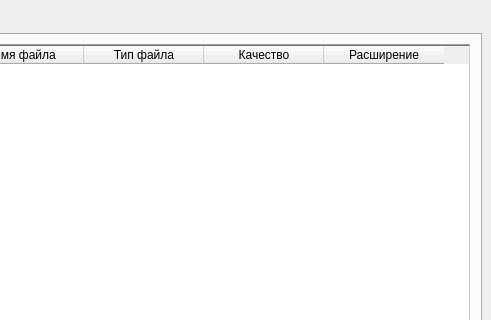
xvideosman228/YoutubeVideoDownloader, file start.ui: the form before one commit; both pictures show x 309 to 800 and y 0 to 320 of the 800 by 600 pixel window.
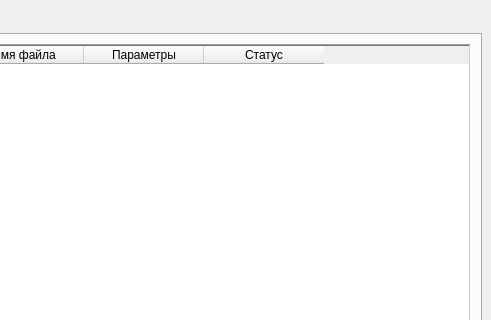
The form after the commit.

The edit to the form file:
```diff
--- a/start.ui
+++ b/start.ui
@@ -89,7 +89,7 @@
            <bool>true</bool>
           </property>
           <property name="columnCount">
-           <number>6</number>
+           <number>5</number>
           </property>
           <attribute name="horizontalHeaderVisible">
            <bool>true</bool>
@@ -136,17 +136,12 @@
           </column>
           <column>
            <property name="text">
-            <string>Тип файла</string>
+            <string>Параметры</string>
            </property>
           </column>
           <column>
            <property name="text">
-            <string>Качество</string>
-           </property>
-          </column>
-          <column>
-           <property name="text">
-            <string>Расширение</string>
+            <string>Статус</string>
            </property>
           </column>
           <item row="0" column="0">
```
Left out of the diff: 14 changed lines with no effect on the pictures.
